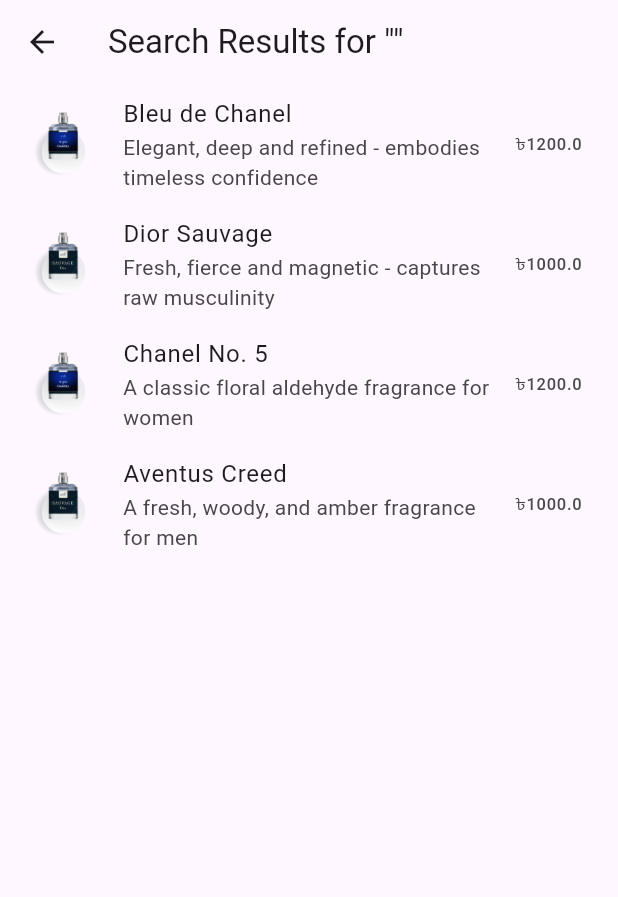
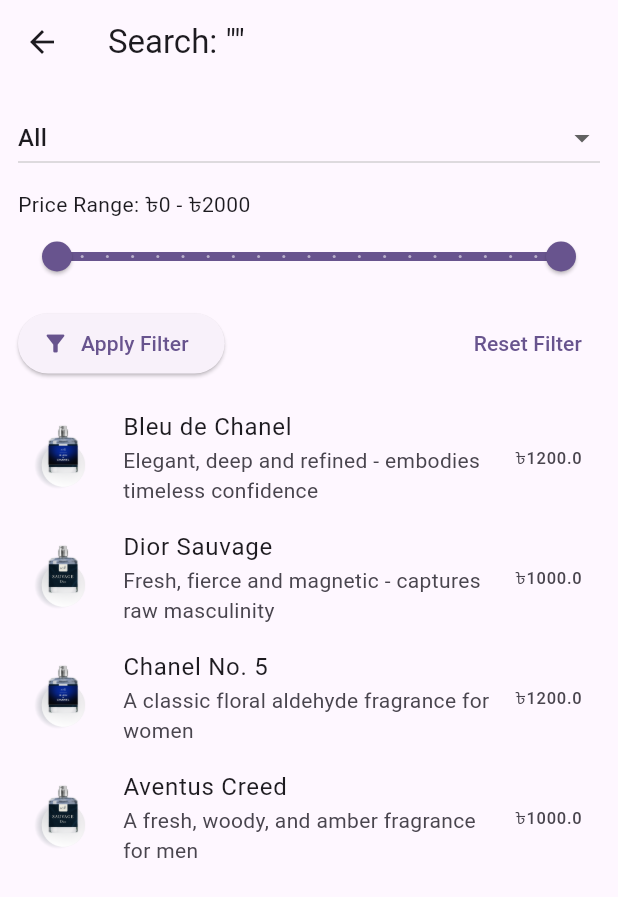
Before and after one commit to maruf2509/Zesh_app, a Flutter app: the SearchResultsScreen screen opened directly with empty values, on a phone screen of 412 x 824 dp. Shown: the top 897 px of the screen. Run offline on Flutter 3.47's test engine with Material 3 defaults, Android fonts, the light colour scheme and no system bars; our stand-ins replace cloud_firestore, firebase_auth, firebase_core; accounts and stored records are empty.

Commit message:
filter option added in search bar

```diff
--- a/lib/models/product.dart
+++ b/lib/models/product.dart
@@ -3,12 +3,14 @@
   final String name;
   final String description;
   final double price;
+  final String category; // ✅ এই লাইনটা আছে তো?
 
   Product({
     required this.image,
     required this.name,
     required this.description,
     required this.price,
+    required this.category,
   });
 }
 
@@ -18,23 +20,27 @@
     name: 'Bleu de Chanel',
     description: 'Elegant, deep and refined - embodies timeless confidence',
     price: 1200.0,
+    category: 'Chanel', // <-- category added
   ),
   Product(
     image: 'images/sauvage.png',
     name: 'Dior Sauvage',
-    description: 'Fresh, fierce and magnetic - captures raw musculinity',
+    description: 'Fresh, fierce and magnetic - captures raw masculinity',
     price: 1000.0,
+    category: 'Dior',
   ),
   Product(
     image: 'images/chanel.png',
     name: 'Chanel No. 5',
     description: 'A classic floral aldehyde fragrance for women',
     price: 1200.0,
+    category: 'Chanel',
   ),
   Product(
     image: 'images/sauvage.png',
     name: 'Aventus Creed',
     description: 'A fresh, woody, and amber fragrance for men',
     price: 1000.0,
+    category: 'Creed',
   ),
 ];
--- a/lib/pages/search_results_screen.dart
+++ b/lib/pages/search_results_screen.dart
@@ -1,22 +1,125 @@
 import 'package:flutter/material.dart';
 import '../models/product.dart';
 
-class SearchResultsScreen extends StatelessWidget {
+class SearchResultsScreen extends StatefulWidget {
   final String searchQuery;
 
   const SearchResultsScreen({super.key, required this.searchQuery});
 
   @override
+  State<SearchResultsScreen> createState() => _SearchResultsScreenState();
+}
+
+class _SearchResultsScreenState extends State<SearchResultsScreen> {
+  String? selectedCategory;
+  RangeValues priceRange = const RangeValues(0, 2000);
+
+  String? tempCategory;
+  RangeValues tempPriceRange = const RangeValues(0, 2000);
+
+  @override
+  void initState() {
+    super.initState();
+    tempCategory = 'All';
+    selectedCategory = 'All';
+  }
+
+  @override
   Widget build(BuildContext context) {
-    // Filter the products based on the search query
-    final filteredProducts = demoProducts.where((product) =>
-        product.name.toLowerCase().contains(searchQuery.toLowerCase())).toList();
+    final filteredProducts = demoProducts.where((product) {
+      final matchCategory = selectedCategory == 'All' || product.category == selectedCategory;
+      final matchPrice = product.price >= priceRange.start && product.price <= priceRange.end;
+
+      if (selectedCategory != null && selectedCategory != 'All') {
+        // ব্র্যান্ড সিলেক্ট থাকলে searchQuery ignore করো
+        return matchCategory && matchPrice;
+      } else {
+        // ব্র্যান্ড সিলেক্ট না থাকলে searchQuery + price filter প্রযোজ্য
+        final matchSearch = product.name.toLowerCase().contains(widget.searchQuery.toLowerCase());
+        return matchSearch && matchPrice;
+      }
+    }).toList();
+
+    final categories = demoProducts.map((p) => p.category).toSet().toList();
+    categories.insert(0, 'All');
 
     return Scaffold(
       appBar: AppBar(
-        title: Text('Search Results for "$searchQuery"'),
+        title: Text('Search: "${widget.searchQuery}"'),
       ),
-      body: filteredProducts.isEmpty
+      body: Column(
+        children: [
+          // Filter section
+          Padding(
+            padding: const EdgeInsets.all(12.0),
+            child: Column(
+              crossAxisAlignment: CrossAxisAlignment.start,
+              children: [
+                DropdownButton<String>(
+                  value: tempCategory,
+                  isExpanded: true,
+                  items: categories.map((category) {
+                    return DropdownMenuItem(
+                      value: category,
+                      child: Text(category),
+                    );
+                  }).toList(),
+                  onChanged: (value) {
+                    setState(() {
+                      tempCategory = value;
+                    });
+                  },
+                ),
+                const SizedBox(height: 10),
+                Text('Price Range: ৳${tempPriceRange.start.round()} - ৳${tempPriceRange.end.round()}'),
+                RangeSlider(
+                  values: tempPriceRange,
+                  min: 0,
+                  max: 2000,
+                  divisions: 20,
+                  labels: RangeLabels(
+                    '৳${tempPriceRange.start.round()}',
+                    '৳${tempPriceRange.end.round()}',
+                  ),
+                  onChanged: (values) {
+                    setState(() {
+                      tempPriceRange = values;
+                    });
+                  },
+                ),
+                const SizedBox(height: 10),
+                Row(
+                  mainAxisAlignment: MainAxisAlignment.spaceBetween,
+                  children: [
+                    ElevatedButton.icon(
+                      onPressed: () {
+                        setState(() {
+                          selectedCategory = tempCategory;
+                          priceRange = tempPriceRange;
+                        });
+                      },
+                      icon: const Icon(Icons.filter_alt),
+                      label: const Text("Apply Filter"),
+                    ),
+                    TextButton(
+                      onPressed: () {
+                        setState(() {
+                          tempCategory = 'All';
+                          selectedCategory = 'All';
+                          tempPriceRange = const RangeValues(0, 2000);
+                          priceRange = const RangeValues(0, 2000);
+                        });
+                      },
+                      child: const Text("Reset Filter"),
+                    ),
+                  ],
+                ),
+              ],
+            ),
+          ),
+
+          Expanded(
+            child: filteredProducts.isEmpty
                 ? const Center(child: Text('No matching products found.'))
                 : ListView.builder(
                     itemCount: filteredProducts.length,
@@ -26,9 +129,12 @@
                         leading: Image.asset(product.image, width: 50, height: 50),
                         title: Text(product.name),
                         subtitle: Text(product.description),
-                  trailing: Text('৳${product.price.toString()}'),
+                        trailing: Text('৳${product.price}'),
                       );
                     },
+                  ),
+          ),
+        ],
       ),
     );
   }
```
Lines whose indentation alone changed are shown as unchanged.
